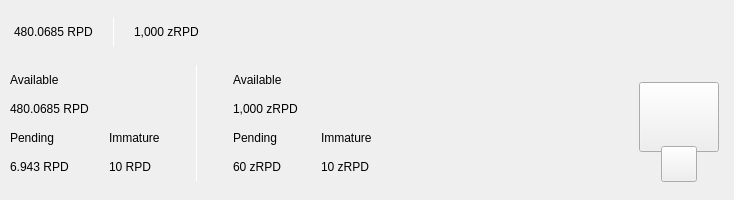
Above: src/qt/rapids/forms/topbar.ui from RapidsOfficial/Rapids before the change. Below: the same form after it.
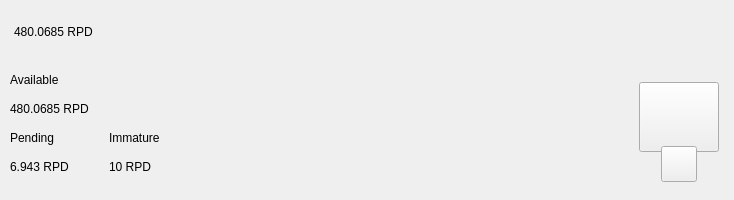
That is the form after the change. Custom widgets are drawn as their Qt base class.

Diff of the .ui file:
```diff
--- a/src/qt/rapids/forms/topbar.ui
+++ b/src/qt/rapids/forms/topbar.ui
@@ -123,75 +123,6 @@
               </property>
              </widget>
             </item>
-            <item>
-             <spacer name="horizontalSpacer_11">
-              <property name="orientation">
-               <enum>Qt::Horizontal</enum>
-              </property>
-              <property name="sizeType">
-               <enum>QSizePolicy::Fixed</enum>
-              </property>
-              <property name="sizeHint" stdset="0">
-               <size>
-                <width>20</width>
-                <height>20</height>
-               </size>
-              </property>
-             </spacer>
-            </item>
-            <item alignment="Qt::AlignVCenter">
-             <widget class="QLabel" name="typeSpacerTop">
-              <property name="minimumSize">
-               <size>
-                <width>1</width>
-                <height>30</height>
-               </size>
-              </property>
-              <property name="maximumSize">
-               <size>
-                <width>1</width>
-                <height>30</height>
-               </size>
-              </property>
-              <property name="styleSheet">
-               <string notr="true">background-color:white;
-padding:0px;
-border:none;</string>
-              </property>
-              <property name="text">
-               <string/>
-              </property>
-             </widget>
-            </item>
-            <item>
-             <spacer name="horizontalSpacer_12">
-              <property name="orientation">
-               <enum>Qt::Horizontal</enum>
-              </property>
-              <property name="sizeType">
-               <enum>QSizePolicy::Fixed</enum>
-              </property>
-              <property name="sizeHint" stdset="0">
-               <size>
-                <width>20</width>
-                <height>20</height>
-               </size>
-              </property>
-             </spacer>
-            </item>
-            <item alignment="Qt::AlignTop">
-             <widget class="QLabel" name="labelAmountTopzRpd">
-              <property name="minimumSize">
-               <size>
-                <width>0</width>
-                <height>36</height>
-               </size>
-              </property>
-              <property name="text">
-               <string notr="true">1,000 zRPD</string>
-              </property>
-             </widget>
-            </item>
            </layout>
           </widget>
          </item>
@@ -449,128 +380,6 @@
              </item>
             </layout>
            </item>
-           <item>
-            <widget class="QLabel" name="typeSpacerExpanded">
-             <property name="minimumSize">
-              <size>
-               <width>1</width>
-               <height>100</height>
-              </size>
-             </property>
-             <property name="maximumSize">
-              <size>
-               <width>1</width>
-               <height>16777215</height>
-              </size>
-             </property>
-             <property name="styleSheet">
-              <string notr="true">background-color:white;
-padding:0px;
-border:none;</string>
-             </property>
-             <property name="text">
-              <string/>
-             </property>
-            </widget>
-           </item>
-           <item>
-            <widget class="QWidget" name="zerocoinBalances" native="true">
-             <layout class="QVBoxLayout" name="verticalLayout_8">
-              <property name="spacing">
-               <number>0</number>
-              </property>
-              <property name="leftMargin">
-               <number>30</number>
-              </property>
-              <property name="topMargin">
-               <number>0</number>
-              </property>
-              <property name="rightMargin">
-               <number>0</number>
-              </property>
-              <property name="bottomMargin">
-               <number>0</number>
-              </property>
-              <item>
-               <layout class="QVBoxLayout" name="verticalLayout">
-                <item>
-                 <widget class="QLabel" name="labelTitleAvailablezRpd">
-                  <property name="text">
-                   <string>Available</string>
-                  </property>
-                 </widget>
-                </item>
-                <item>
-                 <widget class="QLabel" name="labelAvailablezRpd">
-                  <property name="text">
-                   <string notr="true">1,000 zRPD</string>
-                  </property>
-                 </widget>
-                </item>
-               </layout>
-              </item>
-              <item>
-               <layout class="QHBoxLayout" name="horizontalLayout">
-                <property name="spacing">
-                 <number>0</number>
-                </property>
-                <item>
-                 <layout class="QVBoxLayout" name="verticalLayout_5">
-                  <item>
-                   <widget class="QLabel" name="labelTitlePendingzRpd">
-                    <property name="text">
-                     <string>Pending</string>
-                    </property>
-                   </widget>
-                  </item>
-                  <item>
-                   <widget class="QLabel" name="labelPendingzRpd">
-                    <property name="text">
-                     <string notr="true">60 zRPD</string>
-                    </property>
-                   </widget>
-                  </item>
-                 </layout>
-                </item>
-                <item>
-                 <spacer name="horizontalSpacer_4">
-                  <property name="orientation">
-                   <enum>Qt::Horizontal</enum>
-                  </property>
-                  <property name="sizeType">
-                   <enum>QSizePolicy::Fixed</enum>
-                  </property>
-                  <property name="sizeHint" stdset="0">
-                   <size>
-                    <width>40</width>
-                    <height>20</height>
-                   </size>
-                  </property>
-                 </spacer>
-                </item>
-                <item>
-                 <layout class="QVBoxLayout" name="verticalLayout_6">
-                  <item>
-                   <widget class="QLabel" name="labelTitleImmaturezRpd">
-                    <property name="text">
-                     <string>Immature</string>
-                    </property>
-                   </widget>
-                  </item>
-                  <item>
-                   <widget class="QLabel" name="labelImmaturezRpd">
-                    <property name="text">
-                     <string notr="true">10 zRPD</string>
-                    </property>
-                   </widget>
-                  </item>
-                 </layout>
-                </item>
-               </layout>
-              </item>
-             </layout>
-            </widget>
-           </item>
           </layout>
          </item>
          <item>
```
